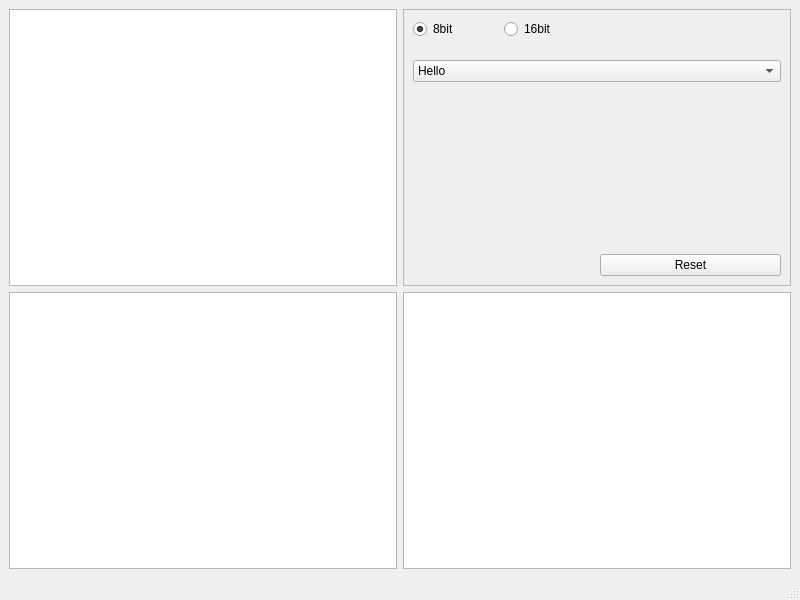
irfo11/Image-Transformation-Viewer, file mainwindow.ui: the form before one commit.
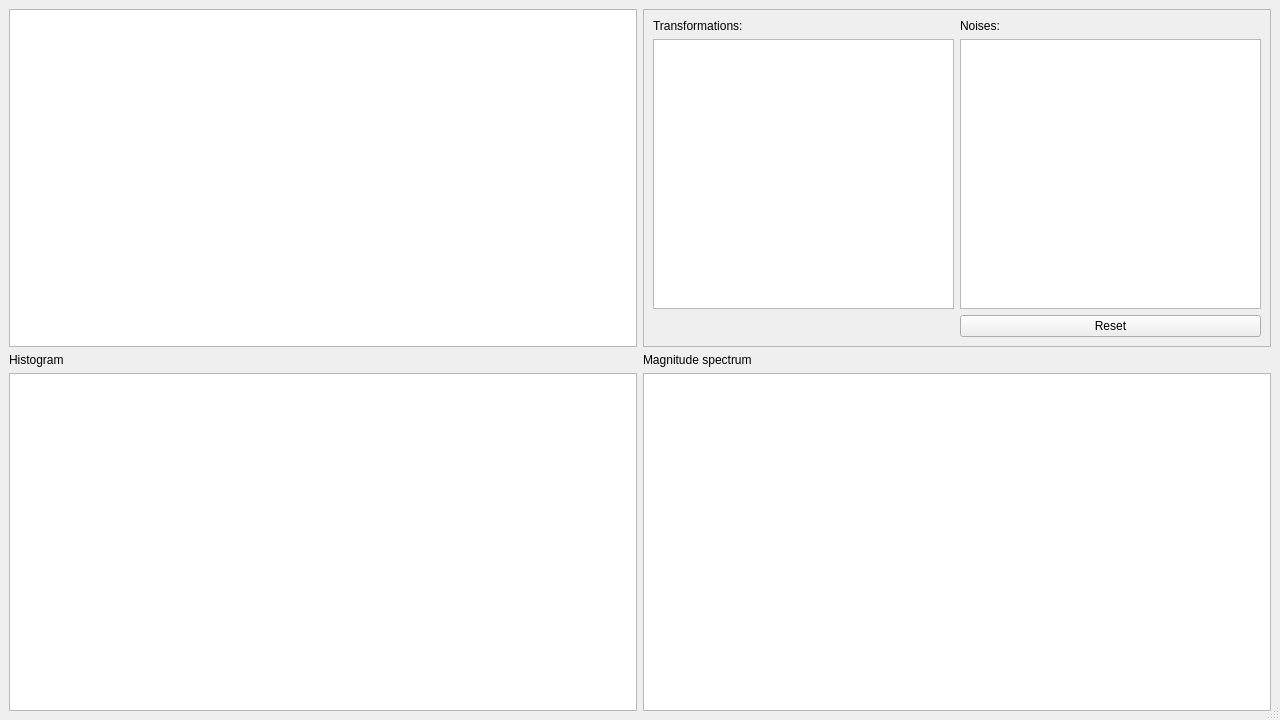
The form after the commit.

Commit message: added negative transformation

What changed in the file:
```diff
--- a/mainwindow.ui
+++ b/mainwindow.ui
@@ -6,14 +6,26 @@
    <rect>
     <x>0</x>
     <y>0</y>
-    <width>800</width>
-    <height>600</height>
+    <width>1280</width>
+    <height>720</height>
    </rect>
   </property>
+  <property name="minimumSize">
+   <size>
+    <width>1280</width>
+    <height>720</height>
+   </size>
+  </property>
   <property name="windowTitle">
    <string>MainWindow</string>
   </property>
   <widget class="QWidget" name="centralwidget">
+   <property name="minimumSize">
+    <size>
+     <width>1280</width>
+     <height>720</height>
+    </size>
+   </property>
    <layout class="QVBoxLayout" name="verticalLayout">
     <item>
      <layout class="QGridLayout" name="gridLayout">
@@ -21,18 +33,12 @@
        <widget class="QGraphicsView" name="graphicsView">
         <property name="maximumSize">
          <size>
-          <width>400</width>
-          <height>400</height>
+          <width>1000</width>
+          <height>1000</height>
          </size>
         </property>
        </widget>
       </item>
-      <item row="2" column="1">
-       <widget class="QGraphicsView" name="graphicsView_3"/>
-      </item>
-      <item row="2" column="0">
-       <widget class="QGraphicsView" name="graphicsView_2"/>
-      </item>
       <item row="1" column="1">
        <widget class="QFrame" name="frame">
         <property name="frameShape">
@@ -45,113 +51,78 @@
          <property name="sizeConstraint">
           <enum>QLayout::SetDefaultConstraint</enum>
          </property>
-         <item row="7" column="1">
-          <widget class="QPushButton" name="pushButton">
+         <item row="1" column="0">
+          <widget class="QListWidget" name="transformationsList">
+           <property name="sortingEnabled">
+            <bool>true</bool>
+           </property>
+          </widget>
+         </item>
+         <item row="1" column="1">
+          <widget class="QListWidget" name="noisesList">
+           <property name="sortingEnabled">
+            <bool>true</bool>
+           </property>
+          </widget>
+         </item>
+         <item row="2" column="1">
+          <widget class="QPushButton" name="resetButton">
            <property name="text">
             <string>Reset</string>
            </property>
           </widget>
          </item>
-         <item row="4" column="0" colspan="2">
-          <widget class="QLabel" name="label_2">
+         <item row="0" column="1">
+          <widget class="QLabel" name="noiseListLabel">
            <property name="text">
-            <string/>
+            <string>Noises:</string>
            </property>
           </widget>
          </item>
-         <item row="5" column="0" colspan="2">
-          <widget class="QLabel" name="label_3">
-           <property name="text">
-            <string/>
-           </property>
-          </widget>
-         </item>
-         <item row="2" column="0" colspan="2">
-          <widget class="QComboBox" name="comboBox">
-           <property name="sizePolicy">
-            <sizepolicy hsizetype="Preferred" vsizetype="Fixed">
-             <horstretch>0</horstretch>
-             <verstretch>0</verstretch>
-            </sizepolicy>
-           </property>
-           <item>
-            <property name="text">
-             <string>Hello</string>
-            </property>
-           </item>
-           <item>
-            <property name="text">
-             <string>How </string>
-            </property>
-           </item>
-           <item>
-            <property name="text">
-             <string>Are</string>
-            </property>
-           </item>
-           <item>
-            <property name="text">
-             <string>You</string>
-            </property>
-           </item>
-          </widget>
-         </item>
          <item row="0" column="0">
-          <layout class="QHBoxLayout" name="horizontalLayout_2">
-           <property name="spacing">
-            <number>0</number>
-           </property>
-           <property name="sizeConstraint">
-            <enum>QLayout::SetNoConstraint</enum>
-           </property>
-           <item alignment="Qt::AlignLeft|Qt::AlignTop">
-            <widget class="QRadioButton" name="radioButton_2">
-             <property name="sizePolicy">
-              <sizepolicy hsizetype="Minimum" vsizetype="Minimum">
-               <horstretch>0</horstretch>
-               <verstretch>0</verstretch>
-              </sizepolicy>
-             </property>
-             <property name="text">
-              <string>8bit</string>
-             </property>
-             <property name="checked">
-              <bool>true</bool>
-             </property>
-            </widget>
-           </item>
-           <item alignment="Qt::AlignLeft|Qt::AlignTop">
-            <widget class="QRadioButton" name="radioButton">
-             <property name="sizePolicy">
-              <sizepolicy hsizetype="Minimum" vsizetype="Minimum">
-               <horstretch>0</horstretch>
-               <verstretch>0</verstretch>
-              </sizepolicy>
-             </property>
-             <property name="text">
-              <string>16bit</string>
-             </property>
-            </widget>
-           </item>
-          </layout>
-         </item>
-         <item row="3" column="0" colspan="2">
-          <widget class="QLabel" name="label">
+          <widget class="QLabel" name="transformationListLabel">
            <property name="text">
-            <string/>
-           </property>
-          </widget>
-         </item>
-         <item row="6" column="0">
-          <widget class="QLabel" name="label_4">
-           <property name="text">
-            <string/>
+            <string>Transformations:</string>
            </property>
           </widget>
          </item>
         </layout>
        </widget>
       </item>
+      <item row="3" column="0">
+       <widget class="QGraphicsView" name="histogramGraphicsView">
+        <property name="minimumSize">
+         <size>
+          <width>600</width>
+          <height>300</height>
+         </size>
+        </property>
+       </widget>
+      </item>
+      <item row="3" column="1">
+       <widget class="QGraphicsView" name="spectrumGraphicsView">
+        <property name="minimumSize">
+         <size>
+          <width>600</width>
+          <height>300</height>
+         </size>
+        </property>
+       </widget>
+      </item>
+      <item row="2" column="0">
+       <widget class="QLabel" name="label">
+        <property name="text">
+         <string>Histogram</string>
+        </property>
+       </widget>
+      </item>
+      <item row="2" column="1">
+       <widget class="QLabel" name="label_2">
+        <property name="text">
+         <string>Magnitude spectrum</string>
+        </property>
+       </widget>
+      </item>
      </layout>
     </item>
    </layout>
```
Left out of the diff: 4 changed lines with no effect on the pictures. The commit also changes 8 other files.
